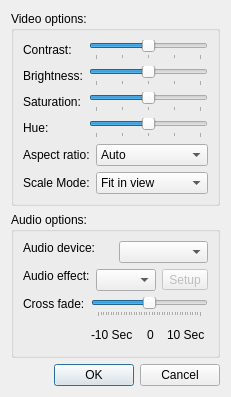
Before: the Qt Designer form settings.ui in jamj2000/iTV, drawn with Qt 5.
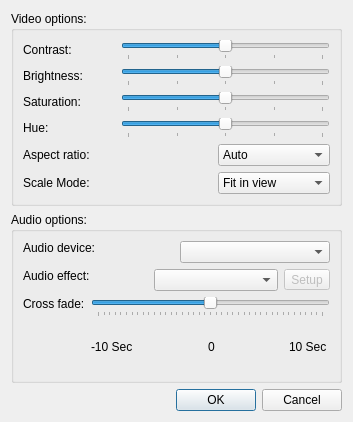
After: the same form once the commit is applied.

What changed in the file:
```diff
--- a/settings.ui
+++ b/settings.ui
@@ -6,8 +6,8 @@
     <rect>
      <x>0</x>
      <y>0</y>
-     <width>175</width>
-     <height>397</height>
+    <width>353</width>
+    <height>422</height>
     </rect>
    </property>
    <property name="windowTitle">
```
Left out of the diff: 14 changed lines with no effect on the pictures. Lines whose indentation alone changed are shown as unchanged.
